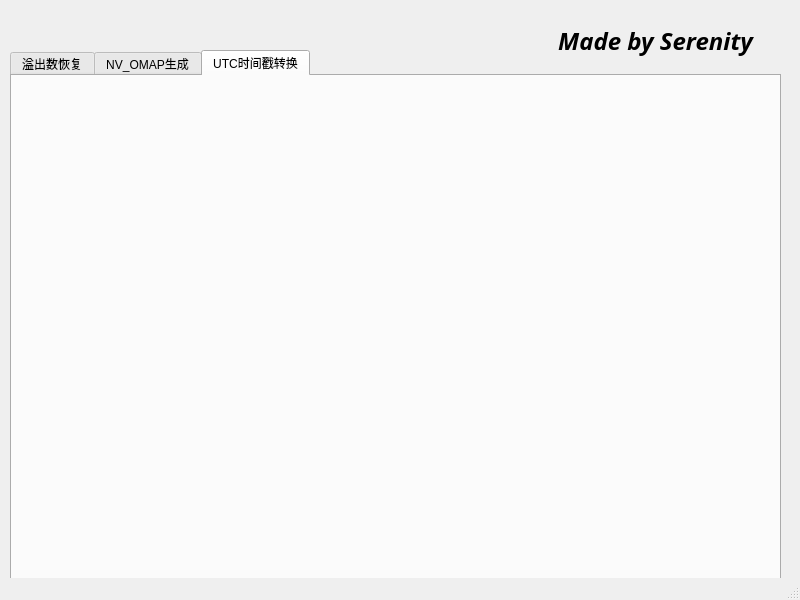
Above: dev_tool.ui from SerenityAAA/Dev_Tools before the change. Below: the same form after it.
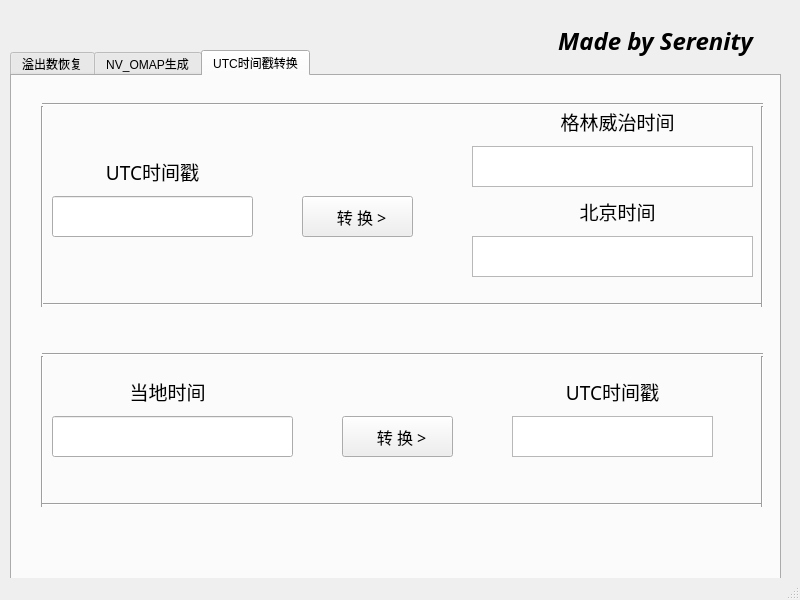
That is the form after the change. The open tabs and pages were chosen to show the change.

Commit message: 更新UTC时间戳转换功能

```diff
--- a/dev_tool.ui
+++ b/dev_tool.ui
@@ -641,6 +641,352 @@
      <attribute name="title">
       <string>UTC时间戳转换</string>
      </attribute>
+     <widget class="QLabel" name="label_16">
+      <property name="geometry">
+       <rect>
+        <x>70</x>
+        <y>80</y>
+        <width>141</width>
+        <height>31</height>
+       </rect>
+      </property>
+      <property name="font">
+       <font>
+        <family>楷体</family>
+        <pointsize>14</pointsize>
+       </font>
+      </property>
+      <property name="text">
+       <string>UTC时间戳</string>
+      </property>
+      <property name="alignment">
+       <set>Qt::AlignCenter</set>
+      </property>
+     </widget>
+     <widget class="QLabel" name="label_17">
+      <property name="geometry">
+       <rect>
+        <x>530</x>
+        <y>30</y>
+        <width>151</width>
+        <height>31</height>
+       </rect>
+      </property>
+      <property name="font">
+       <font>
+        <family>楷体</family>
+        <pointsize>14</pointsize>
+       </font>
+      </property>
+      <property name="text">
+       <string>格林威治时间</string>
+      </property>
+      <property name="alignment">
+       <set>Qt::AlignCenter</set>
+      </property>
+     </widget>
+     <widget class="QLabel" name="label_18">
+      <property name="geometry">
+       <rect>
+        <x>550</x>
+        <y>120</y>
+        <width>111</width>
+        <height>31</height>
+       </rect>
+      </property>
+      <property name="font">
+       <font>
+        <family>楷体</family>
+        <pointsize>14</pointsize>
+       </font>
+      </property>
+      <property name="text">
+       <string>北京时间</string>
+      </property>
+      <property name="alignment">
+       <set>Qt::AlignCenter</set>
+      </property>
+     </widget>
+     <widget class="QLineEdit" name="utc_src">
+      <property name="geometry">
+       <rect>
+        <x>40</x>
+        <y>120</y>
+        <width>201</width>
+        <height>41</height>
+       </rect>
+      </property>
+     </widget>
+     <widget class="QTextBrowser" name="gm_time_ret">
+      <property name="geometry">
+       <rect>
+        <x>460</x>
+        <y>70</y>
+        <width>281</width>
+        <height>41</height>
+       </rect>
+      </property>
+     </widget>
+     <widget class="QPushButton" name="utc_to_gm_btn">
+      <property name="geometry">
+       <rect>
+        <x>290</x>
+        <y>120</y>
+        <width>111</width>
+        <height>41</height>
+       </rect>
+      </property>
+      <property name="font">
+       <font>
+        <family>楷体</family>
+        <pointsize>12</pointsize>
+       </font>
+      </property>
+      <property name="text">
+       <string>  转 换 &gt;</string>
+      </property>
+     </widget>
+     <widget class="QTextBrowser" name="bj_time_ret">
+      <property name="geometry">
+       <rect>
+        <x>460</x>
+        <y>160</y>
+        <width>281</width>
+        <height>41</height>
+       </rect>
+      </property>
+     </widget>
+     <widget class="QLabel" name="label_19">
+      <property name="geometry">
+       <rect>
+        <x>80</x>
+        <y>300</y>
+        <width>151</width>
+        <height>31</height>
+       </rect>
+      </property>
+      <property name="font">
+       <font>
+        <family>楷体</family>
+        <pointsize>14</pointsize>
+       </font>
+      </property>
+      <property name="text">
+       <string>当地时间</string>
+      </property>
+      <property name="alignment">
+       <set>Qt::AlignCenter</set>
+      </property>
+     </widget>
+     <widget class="QLineEdit" name="gm_src">
+      <property name="geometry">
+       <rect>
+        <x>40</x>
+        <y>340</y>
+        <width>241</width>
+        <height>41</height>
+       </rect>
+      </property>
+     </widget>
+     <widget class="QPushButton" name="gm_to_utc_btn">
+      <property name="geometry">
+       <rect>
+        <x>330</x>
+        <y>340</y>
+        <width>111</width>
+        <height>41</height>
+       </rect>
+      </property>
+      <property name="font">
+       <font>
+        <family>楷体</family>
+        <pointsize>12</pointsize>
+       </font>
+      </property>
+      <property name="text">
+       <string>  转 换 &gt;</string>
+      </property>
+     </widget>
+     <widget class="QLabel" name="label_20">
+      <property name="geometry">
+       <rect>
+        <x>530</x>
+        <y>300</y>
+        <width>141</width>
+        <height>31</height>
+       </rect>
+      </property>
+      <property name="font">
+       <font>
+        <family>楷体</family>
+        <pointsize>14</pointsize>
+       </font>
+      </property>
+      <property name="text">
+       <string>UTC时间戳</string>
+      </property>
+      <property name="alignment">
+       <set>Qt::AlignCenter</set>
+      </property>
+     </widget>
+     <widget class="QTextBrowser" name="utc_ret">
+      <property name="geometry">
+       <rect>
+        <x>500</x>
+        <y>340</y>
+        <width>201</width>
+        <height>41</height>
+       </rect>
+      </property>
+     </widget>
+     <widget class="QLabel" name="utc_to_gm_msg">
+      <property name="geometry">
+       <rect>
+        <x>40</x>
+        <y>190</y>
+        <width>281</width>
+        <height>31</height>
+       </rect>
+      </property>
+      <property name="font">
+       <font>
+        <family>楷体</family>
+        <pointsize>16</pointsize>
+       </font>
+      </property>
+      <property name="text">
+       <string/>
+      </property>
+      <property name="alignment">
+       <set>Qt::AlignCenter</set>
+      </property>
+     </widget>
+     <widget class="QLabel" name="gm_to_utc_msg">
+      <property name="geometry">
+       <rect>
+        <x>50</x>
+        <y>400</y>
+        <width>281</width>
+        <height>31</height>
+       </rect>
+      </property>
+      <property name="font">
+       <font>
+        <family>楷体</family>
+        <pointsize>16</pointsize>
+       </font>
+      </property>
+      <property name="text">
+       <string/>
+      </property>
+      <property name="alignment">
+       <set>Qt::AlignCenter</set>
+      </property>
+     </widget>
+     <widget class="Line" name="line_9">
+      <property name="geometry">
+       <rect>
+        <x>30</x>
+        <y>220</y>
+        <width>721</width>
+        <height>16</height>
+       </rect>
+      </property>
+      <property name="orientation">
+       <enum>Qt::Horizontal</enum>
+      </property>
+     </widget>
+     <widget class="Line" name="line_10">
+      <property name="geometry">
+       <rect>
+        <x>30</x>
+        <y>20</y>
+        <width>721</width>
+        <height>16</height>
+       </rect>
+      </property>
+      <property name="orientation">
+       <enum>Qt::Horizontal</enum>
+      </property>
+     </widget>
+     <widget class="Line" name="line_11">
+      <property name="geometry">
+       <rect>
+        <x>740</x>
+        <y>30</y>
+        <width>20</width>
+        <height>201</height>
+       </rect>
+      </property>
+      <property name="orientation">
+       <enum>Qt::Vertical</enum>
+      </property>
+     </widget>
+     <widget class="Line" name="line_12">
+      <property name="geometry">
+       <rect>
+        <x>20</x>
+        <y>30</y>
+        <width>20</width>
+        <height>201</height>
+       </rect>
+      </property>
+      <property name="orientation">
+       <enum>Qt::Vertical</enum>
+      </property>
+     </widget>
+     <widget class="Line" name="line_13">
+      <property name="geometry">
+       <rect>
+        <x>30</x>
+        <y>270</y>
+        <width>721</width>
+        <height>16</height>
+       </rect>
+      </property>
+      <property name="orientation">
+       <enum>Qt::Horizontal</enum>
+      </property>
+     </widget>
+     <widget class="Line" name="line_14">
+      <property name="geometry">
+       <rect>
+        <x>20</x>
+        <y>280</y>
+        <width>20</width>
+        <height>151</height>
+       </rect>
+      </property>
+      <property name="orientation">
+       <enum>Qt::Vertical</enum>
+      </property>
+     </widget>
+     <widget class="Line" name="line_15">
+      <property name="geometry">
+       <rect>
+        <x>30</x>
+        <y>420</y>
+        <width>721</width>
+        <height>16</height>
+       </rect>
+      </property>
+      <property name="orientation">
+       <enum>Qt::Horizontal</enum>
+      </property>
+     </widget>
+     <widget class="Line" name="line_16">
+      <property name="geometry">
+       <rect>
+        <x>740</x>
+        <y>280</y>
+        <width>20</width>
+        <height>151</height>
+       </rect>
+      </property>
+      <property name="orientation">
+       <enum>Qt::Vertical</enum>
+      </property>
+     </widget>
     </widget>
    </widget>
    <widget class="QLabel" name="label">
```
Left out of the diff: 2 changed lines with no effect on the pictures. The commit also changes 2 other files.
